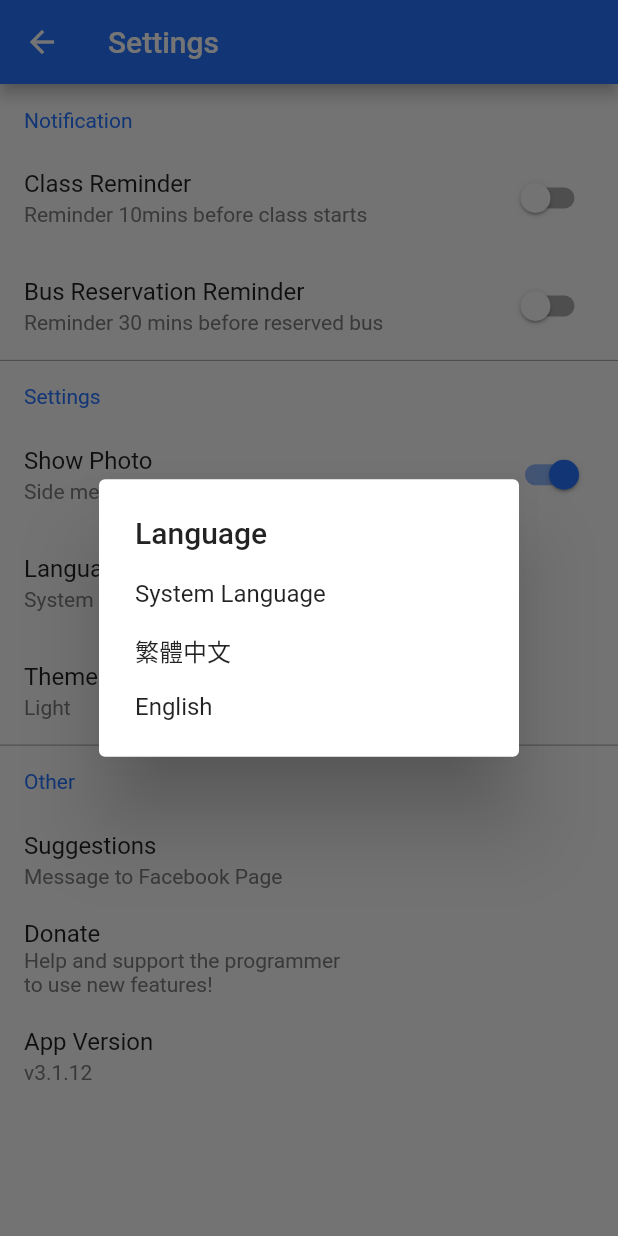
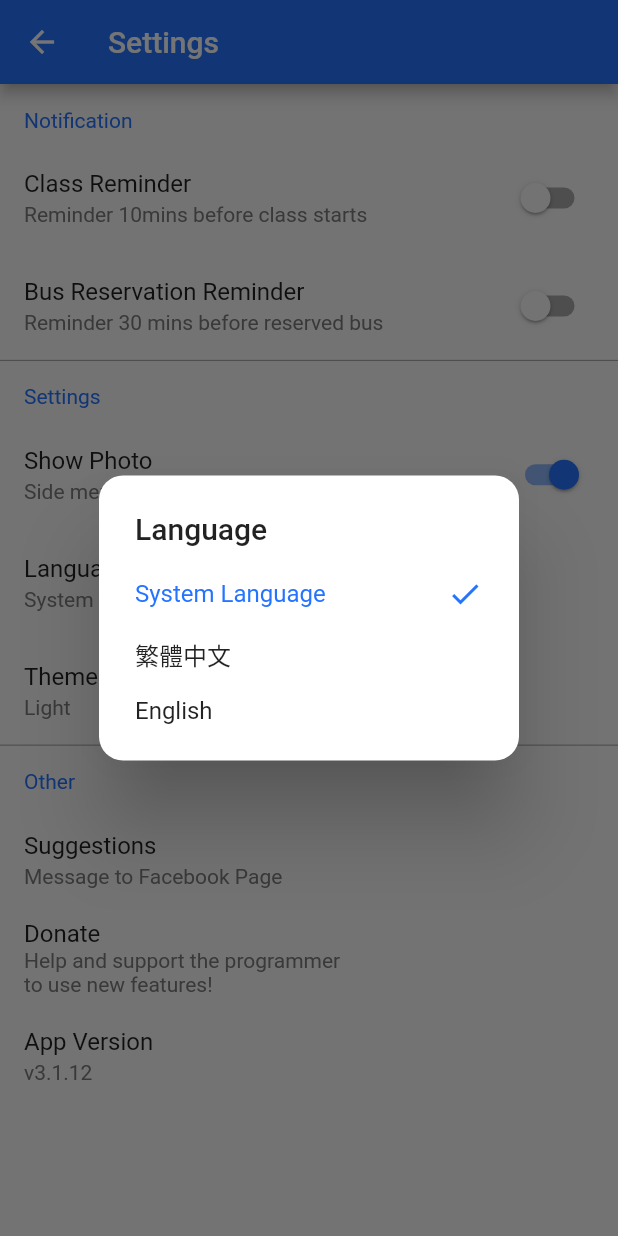
Before and after one commit to NKUST-ITC/NKUST-AP-Flutter, a Flutter app: the SettingPage screen opened by its route, after a tap on "Language", on a phone screen of 412 x 824 dp. Run offline on Flutter 3.47's test engine with Material 2 defaults, Android fonts, the phone set to English and light mode, and no system bars; our stand-ins replace cached_network_image, connectivity, dio, firebase_analytics, firebase_messaging, firebase_remote_config and 7 more; missing offline and left inert: add_2_calendar, app_review, encrypt, flutter_crashlytics; accounts and stored records are empty; statements that could not run were skipped.

Commit message:
Code tune setting page
Refactor url to static constant string in setting page, improve pick dialog ui to like pick semester dialog.

```diff
--- a/lib/config/constants.dart
+++ b/lib/config/constants.dart
@@ -64,5 +64,12 @@ class Constants {
   static const int NOTIFICATION_FCM_ID = 200;
 
   static const FANS_PAGE_ID = '954175941266264';
+  static const FANS_PAGE_URL_SCHEME_ANDROID =
+      'fb://messaging/${Constants.FANS_PAGE_ID}';
+  static const FANS_PAGE_URL_SCHEME_IOS =
+      'fb-messenger://user-thread/${Constants.FANS_PAGE_ID}';
   static const FANS_PAGE_URL = 'https://www.facebook.com/$FANS_PAGE_ID/';
+
+  static const DONATE_URL =
+      'https://payment.ecpay.com.tw/QuickCollect/PayData?mLM7iy8RpUGk%2fyBotSDMdvI0qGI5ToToqBW%2bOQbOE80%3d';
 }
--- /dev/null
+++ b/lib/models/item.dart
@@ -0,0 +1,6 @@
+class Item {
+  final String text;
+  final String value;
+
+  Item(this.text, this.value);
+}
--- a/lib/pages/home/setting_page.dart
+++ b/lib/pages/home/setting_page.dart
@@ -5,12 +5,14 @@ import 'package:dio/dio.dart';
 import 'package:flutter/material.dart';
 import 'package:nkust_ap/models/bus_reservations_data.dart';
 import 'package:nkust_ap/models/course_data.dart';
+import 'package:nkust_ap/models/item.dart';
 import 'package:nkust_ap/models/semester_data.dart';
 import 'package:nkust_ap/res/app_theme.dart';
 import 'package:nkust_ap/res/resource.dart' as Resource;
 import 'package:nkust_ap/utils/cache_utils.dart';
 import 'package:nkust_ap/utils/global.dart';
 import 'package:nkust_ap/utils/preferences.dart';
+import 'package:nkust_ap/widgets/dialog_option.dart';
 import 'package:nkust_ap/widgets/progress_dialog.dart';
 import 'package:nkust_ap/widgets/share_data_widget.dart';
 import 'package:package_info/package_info.dart';
@@ -73,12 +75,12 @@ class SettingPageState extends State<SettingPage> {
         child: Column(
           crossAxisAlignment: CrossAxisAlignment.start,
           children: <Widget>[
-            _titleItem(app.notificationItem),
-            _itemSwitch(
-              app.courseNotify,
-              app.courseNotifySubTitle,
-              courseNotify,
-              (b) async {
+            _title(text: app.notificationItem),
+            _switch(
+              text: app.courseNotify,
+              subText: app.courseNotifySubTitle,
+              value: courseNotify,
+              onChanged: (b) async {
                 FA.logAction('notify_course', 'create');
                 setState(() {
                   courseNotify = !courseNotify;
@@ -93,14 +95,13 @@ class SettingPageState extends State<SettingPage> {
                 Preferences.setBool(Constants.PREF_COURSE_NOTIFY, courseNotify);
               },
             ),
-            _itemSwitch(
-              app.busNotify,
-              app.busNotifySubTitle,
-              busNotify,
-              (b) async {
+            _switch(
+              text: app.busNotify,
+              subText: app.busNotifySubTitle,
+              value: busNotify,
+              onChanged: (b) async {
                 FA.logAction('notify_bus', 'create');
-                bool bus =
-                    await Preferences.getBool(Constants.PREF_BUS_ENABLE, true);
+                bool bus = Preferences.getBool(Constants.PREF_BUS_ENABLE, true);
                 if (bus) {
                   setState(() {
                     busNotify = !busNotify;
@@ -123,12 +124,12 @@ class SettingPageState extends State<SettingPage> {
               color: Colors.grey,
               height: 0.5,
             ),
-            _titleItem(app.otherSettings),
-            _itemSwitch(
-              app.headPhotoSetting,
-              app.headPhotoSettingSubTitle,
-              displayPicture,
-              (b) {
+            _title(text: app.otherSettings),
+            _switch(
+              text: app.headPhotoSetting,
+              subText: app.headPhotoSettingSubTitle,
+              value: displayPicture,
+              onChanged: (b) {
                 setState(() {
                   displayPicture = !displayPicture;
                 });
@@ -138,56 +139,80 @@ class SettingPageState extends State<SettingPage> {
               },
             ),
             _item(
-              app.language,
-              app.localeText,
-              () {
-                Utils.showChoseLanguageDialog(context, (languageCode) {
+              text: app.language,
+              subText: app.localeText,
+              onTap: () {
+                showDialog<int>(
+                  context: context,
+                  builder: (BuildContext context) => SimpleDialog(
+                      shape: RoundedRectangleBorder(
+                        borderRadius: BorderRadius.all(
+                          Radius.circular(16),
+                        ),
+                      ),
+                      title: Text(app.choseLanguageTitle),
+                      children: [
+                        for (var item in [
+                          Item(app.systemLanguage, AppLocalizations.SYSTEM),
+                          Item(app.traditionalChinese, AppLocalizations.ZH),
+                          Item(app.english, AppLocalizations.EN),
+                        ])
+                          DialogOption(
+                              text: item.text,
+                              check:
+                                  AppLocalizations.languageCode == item.value,
+                              onPressed: () {
+                                AppLocalizations.locale =
+                                    (item.value == AppLocalizations.SYSTEM)
+                                        ? Localizations.localeOf(context)
+                                        : Locale(item.value);
                                 setState(() {
-                    AppLocalizations.languageCode = languageCode;
+                                  AppLocalizations.languageCode = item.value;
                                 });
-                });
+                                if (Platform.isAndroid || Platform.isIOS) {
+                                  Preferences.setString(
+                                      Constants.PREF_LANGUAGE_CODE, item.value);
+                                }
+                                Navigator.pop(context);
+                              }),
+                      ]),
+                ).then<void>((int position) {});
                 FA.logAction('pick_language', 'click');
               },
             ),
             _item(
-              app.theme,
-              app.themeText,
-              () {
+              text: app.theme,
+              subText: app.themeText,
+              onTap: () {
                 showDialog<int>(
                   context: context,
-                  builder: (BuildContext context) => SimpleDialog(
+                  builder: (_) => SimpleDialog(
+                      shape: RoundedRectangleBorder(
+                        borderRadius: BorderRadius.all(
+                          Radius.circular(16),
+                        ),
+                      ),
                       title: Text(app.theme),
-                      children: <SimpleDialogOption>[
-                        SimpleDialogOption(
-                            child: Text(app.light),
+                      children: [
+                        for (var item in [
+                          Item(app.light, AppTheme.LIGHT),
+                          Item(app.dark, AppTheme.DARK),
+                        ])
+                          DialogOption(
+                              text: item.text,
+                              check: AppTheme.code == item.value,
                               onPressed: () {
-                              AppTheme.code = AppTheme.LIGHT;
+                                setState(() {
+                                  AppTheme.code = item.value;
                                   ShareDataWidget.of(context)
                                       .data
-                                  .setThemeData(AppTheme.light);
-                              setState(() {
-                                AppLocalizations.themeCode = AppTheme.LIGHT;
+                                      .setThemeData(AppTheme.data);
                                 });
                                 if (Platform.isAndroid || Platform.isIOS)
                                   Preferences.setString(
-                                    Constants.PREF_THEME_CODE, AppTheme.LIGHT);
+                                      Constants.PREF_THEME_CODE, item.value);
                                 Navigator.pop(context);
                               }),
-                        SimpleDialogOption(
-                            child: Text(app.dark),
-                            onPressed: () {
-                              AppTheme.code = AppTheme.DARK;
-                              ShareDataWidget.of(context)
-                                  .data
-                                  .setThemeData(AppTheme.dark);
-                              setState(() {
-                                AppLocalizations.themeCode = AppTheme.DARK;
-                              });
-                              if (Platform.isAndroid || Platform.isIOS)
-                                Preferences.setString(
-                                    Constants.PREF_THEME_CODE, AppTheme.DARK);
-                              Navigator.pop(context);
-                            })
                       ]),
                 ).then<void>((int position) {});
                 FA.logAction('pick_theme', 'click');
@@ -197,34 +222,39 @@ class SettingPageState extends State<SettingPage> {
               color: Colors.grey,
               height: 0.5,
             ),
-            _titleItem(app.otherInfo),
-            _item(app.feedback, app.feedbackViaFacebook, () {
+            _title(text: app.otherInfo),
+            _item(
+                text: app.feedback,
+                subText: app.feedbackViaFacebook,
+                onTap: () {
                   if (Platform.isAndroid)
-                Utils.launchUrl('fb://messaging/${Constants.FANS_PAGE_ID}')
-                    .catchError((onError) => Utils.launchUrl(
-                        'https://www.facebook.com/${Constants.FANS_PAGE_ID}/'));
+                    Utils.launchUrl(Constants.FANS_PAGE_URL_SCHEME_ANDROID)
+                        .catchError((onError) =>
+                            Utils.launchUrl(Constants.FANS_PAGE_URL));
                   else if (Platform.isIOS)
-                Utils.launchUrl(
-                        'fb-messenger://user-thread/${Constants.FANS_PAGE_ID}')
-                    .catchError((onError) => Utils.launchUrl(
-                        'https://www.facebook.com/${Constants.FANS_PAGE_ID}/'));
+                    Utils.launchUrl(Constants.FANS_PAGE_URL_SCHEME_IOS)
+                        .catchError((onError) =>
+                            Utils.launchUrl(Constants.FANS_PAGE_URL));
                   else {
-                Utils.launchUrl(
-                        'https://www.facebook.com/${Constants.FANS_PAGE_ID}/')
-                    .catchError((onError) =>
+                    Utils.launchUrl(Constants.FANS_PAGE_URL).catchError(
+                        (onError) =>
                             Utils.showToast(context, app.platformError));
                   }
                   FA.logAction('feedback', 'click');
                 }),
-            _item(app.donateTitle, app.donateContent, () {
-              Utils.launchUrl(
-                      "https://payment.ecpay.com.tw/QuickCollect/PayData?mLM7iy8RpUGk%2fyBotSDMdvI0qGI5ToToqBW%2bOQbOE80%3d")
-                  .catchError(
+            _item(
+                text: app.donateTitle,
+                subText: app.donateContent,
+                onTap: () {
+                  Utils.launchUrl(Constants.DONATE_URL).catchError(
                       (onError) => Utils.showToast(context, app.platformError));
                   FA.logAction('donate', 'click');
                 }),
-            _item(app.appVersion, "v$appVersion", () {
-              //FA.logAction('donate', 'click');
+            _item(
+                text: app.appVersion,
+                subText: "v$appVersion",
+                onTap: () {
+                  FA.logAction('app_version', 'click');
                 }),
           ],
         ),
@@ -244,7 +274,7 @@ class SettingPageState extends State<SettingPage> {
     });
   }
 
-  Widget _titleItem(String text) => Container(
+  Widget _title({@required String text}) => Padding(
         padding: EdgeInsets.fromLTRB(16.0, 16.0, 16.0, 8.0),
         child: Text(
           text,
@@ -253,8 +283,12 @@ class SettingPageState extends State<SettingPage> {
         ),
       );
 
-  Widget _itemSwitch(
-          String text, String subText, bool value, Function function) =>
+  Widget _switch({
+    @required String text,
+    @required String subText,
+    @required bool value,
+    @required Function onChanged,
+  }) =>
       SwitchListTile(
         title: Text(
           text,
@@ -265,11 +299,16 @@ class SettingPageState extends State<SettingPage> {
           style: TextStyle(fontSize: 14.0, color: Resource.Colors.greyText),
         ),
         value: value,
-        onChanged: function,
+        onChanged: onChanged,
         activeColor: Resource.Colors.blueAccent,
       );
 
-  Widget _item(String text, String subText, Function function) => ListTile(
+  Widget _item({
+    @required String text,
+    @required String subText,
+    @required Function onTap,
+  }) =>
+      ListTile(
         title: Text(
           text,
           style: TextStyle(fontSize: 16.0),
@@ -278,7 +317,7 @@ class SettingPageState extends State<SettingPage> {
           subText,
           style: TextStyle(fontSize: 14.0, color: Resource.Colors.greyText),
         ),
-        onTap: function,
+        onTap: onTap,
       );
 
   void _setupCourseNotify(BuildContext context) async {
--- a/lib/utils/app_localizations.dart
+++ b/lib/utils/app_localizations.dart
@@ -3,9 +3,14 @@ import 'dart:io';
 import 'package:flutter/cupertino.dart';
 import 'package:flutter/material.dart';
 import 'package:nkust_ap/config/constants.dart';
+import 'package:nkust_ap/res/app_theme.dart';
 import 'package:shared_preferences/shared_preferences.dart';
 
 class AppLocalizations {
+  static const SYSTEM = 'system';
+  static const ZH = 'ZH';
+  static const EN = 'en';
+
   AppLocalizations(Locale locale) {
     init(locale);
   }
@@ -15,8 +20,7 @@ class AppLocalizations {
   }
 
   static Locale locale;
-  static String languageCode = 'system';
-  static String themeCode = 'light';
+  static String languageCode = AppLocalizations.SYSTEM;
 
   static AppLocalizations of(BuildContext context) {
     return Localizations.of<AppLocalizations>(context, AppLocalizations);
@@ -34,7 +38,7 @@ class AppLocalizations {
   }
 
   String get themeText {
-    switch (themeCode) {
+    switch (AppTheme.code) {
       case 'light':
         return light;
       case 'dark':
--- a/lib/utils/utils.dart
+++ b/lib/utils/utils.dart
@@ -299,61 +299,10 @@ class Utils {
     return flutterLocalNotificationsPlugin;
   }
 
-  static void showChoseLanguageDialog(BuildContext context, Function function) {
-    var app = AppLocalizations.of(context);
-    showDialog<int>(
-      context: context,
-      builder: (BuildContext context) => SimpleDialog(
-              title: Text(app.choseLanguageTitle),
-              children: <SimpleDialogOption>[
-                SimpleDialogOption(
-                    child: Text(app.systemLanguage),
-                    onPressed: () async {
-                      Navigator.pop(context);
-                      if (Platform.isAndroid || Platform.isIOS) {
-                        SharedPreferences preference =
-                            await SharedPreferences.getInstance();
-                        preference.setString(
-                            Constants.PREF_LANGUAGE_CODE, 'system');
-                        AppLocalizations.locale =
-                            Localizations.localeOf(context);
-                      }
-                      function('system');
-                    }),
-                SimpleDialogOption(
-                    child: Text(app.traditionalChinese),
-                    onPressed: () async {
-                      Navigator.pop(context);
-                      if (Platform.isAndroid || Platform.isIOS) {
-                        SharedPreferences preference =
-                            await SharedPreferences.getInstance();
-                        preference.setString(
-                            Constants.PREF_LANGUAGE_CODE, 'zh');
-                        AppLocalizations.locale = Locale('zh');
-                      }
-                      function('zh');
-                    }),
-                SimpleDialogOption(
-                    child: Text(app.english),
-                    onPressed: () async {
-                      Navigator.pop(context);
-                      if (Platform.isAndroid || Platform.isIOS) {
-                        SharedPreferences preference =
-                            await SharedPreferences.getInstance();
-                        preference.setString(
-                            Constants.PREF_LANGUAGE_CODE, 'en');
-                        AppLocalizations.locale = Locale('en');
-                      }
-                      function('en');
-                    })
-              ]),
-    ).then<void>((int position) {});
-  }
-
   static void showAppReviewDialog(BuildContext context) async {
     await Future.delayed(Duration(seconds: 1));
     var date = DateTime.now();
-    if (date.millisecondsSinceEpoch % 3 == 0) return;
+    if (date.millisecondsSinceEpoch % 5 == 0) return;
     AppLocalizations app = AppLocalizations.of(context);
     if (Platform.isAndroid || Platform.isIOS) {
       showDialog(
@@ -364,9 +313,7 @@ class Utils {
             textAlign: TextAlign.center,
             text: TextSpan(
                 style: TextStyle(
-                        color: Resource.Colors.grey,
-                        height: 1.3,
-                        fontSize: 16.0),
+                    color: Resource.Colors.grey, height: 1.3, fontSize: 16.0),
                 children: [
                   TextSpan(text: app.ratingDialogContent),
                 ]),
@@ -401,8 +348,7 @@ class Utils {
                 alignment: Alignment.center,
                 child: Text(
                   app.ratingDialogTitle,
-                      style: TextStyle(
-                          color: Resource.Colors.blue, fontSize: 20.0),
+                  style: TextStyle(color: Resource.Colors.blue, fontSize: 20.0),
                 ),
               ),
             ),
@@ -410,9 +356,7 @@ class Utils {
               textAlign: TextAlign.center,
               text: TextSpan(
                   style: TextStyle(
-                          color: Resource.Colors.grey,
-                          height: 1.3,
-                          fontSize: 18.0),
+                      color: Resource.Colors.grey, height: 1.3, fontSize: 18.0),
                   children: [
                     TextSpan(text: app.ratingDialogContent),
                   ]),
@@ -426,8 +370,8 @@ class Utils {
                   },
                   child: Text(
                     app.later,
-                        style: TextStyle(
-                            color: Resource.Colors.blue, fontSize: 16.0),
+                    style:
+                        TextStyle(color: Resource.Colors.blue, fontSize: 16.0),
                   ),
                 ),
                 FlatButton(
@@ -436,8 +380,8 @@ class Utils {
                   },
                   child: Text(
                     app.rateNow,
-                        style: TextStyle(
-                            color: Resource.Colors.blue, fontSize: 16.0),
+                    style:
+                        TextStyle(color: Resource.Colors.blue, fontSize: 16.0),
                   ),
                 ),
               ],
--- /dev/null
+++ b/lib/widgets/dialog_option.dart
@@ -0,0 +1,37 @@
+import 'package:flutter/material.dart';
+import 'package:nkust_ap/res/resource.dart' as Resource;
+
+class DialogOption extends StatelessWidget {
+  final String text;
+  final bool check;
+  final Function onPressed;
+
+  const DialogOption(
+      {Key key,
+      @required this.text,
+      @required this.check,
+      @required this.onPressed})
+      : super(key: key);
+
+  @override
+  Widget build(BuildContext context) {
+    return SimpleDialogOption(
+        child: Row(
+          mainAxisAlignment: MainAxisAlignment.spaceBetween,
+          children: <Widget>[
+            Text(
+              text,
+              style: TextStyle(
+                  fontSize: 16.0,
+                  color: check ? Resource.Colors.blueAccent : null),
+            ),
+            if (check)
+              Icon(
+                Icons.check,
+                color: Resource.Colors.blueAccent,
+              )
+          ],
+        ),
+        onPressed: onPressed);
+  }
+}
```
Also changed, not shown: lib/widgets/semester_picker.dart (+5 -20 lines). Lines whose indentation alone changed are shown as unchanged.
